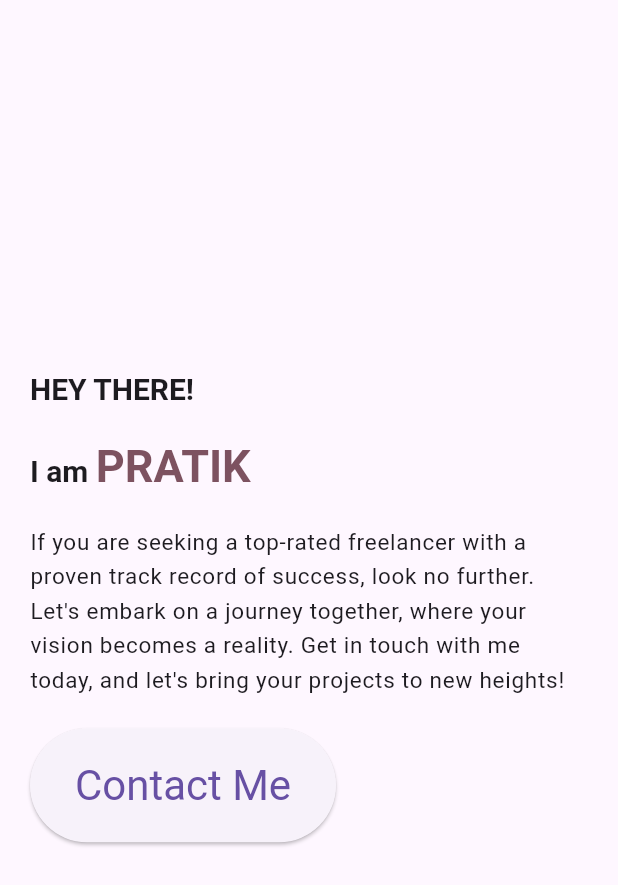
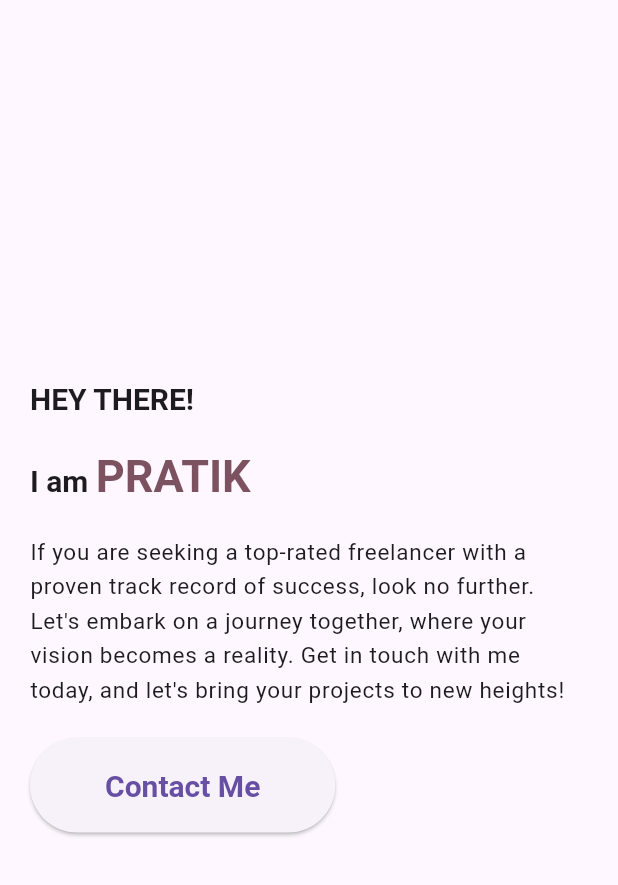
Before and after one commit to pratikgtam/gorkhali-developers, a Flutter app: the screen it shows after launch, on a phone screen of 412 x 824 dp. Shown: the top 885 px of the screen. Run offline on Flutter 3.47's test engine with Material 3 defaults, Android fonts, the phone set to English and light mode, and no system bars; our stand-ins replace bloc, flutter_bloc, freezed_annotation.

Commit message:
navigation refactor

```diff
--- a/lib/features/home/home_page.dart
+++ b/lib/features/home/home_page.dart
@@ -46,7 +46,7 @@ class HomePage extends StatelessWidget {
             AppButton(
               text: 'Contact Me',
               onPressed: () {
-                context.read<LandingCubit>().changeIndex(3);
+                context.read<LandingCubit>().changePage(3);
               },
             ),
           ],
--- a/lib/features/landing/cubit/landing_state.dart
+++ b/lib/features/landing/cubit/landing_state.dart
@@ -1,30 +1,13 @@
-import 'package:flutter/material.dart';
 import 'package:freezed_annotation/freezed_annotation.dart';
-import 'package:pratik_portfolio/features/contact_us/contact_us_page.dart';
-import 'package:pratik_portfolio/features/home/home_page.dart';
-import 'package:pratik_portfolio/features/my_services/my_services_page.dart';
-import 'package:pratik_portfolio/features/portfolio/portfolio_page.dart';
+import 'package:pratik_portfolio/features/landing/models/landing_page_items.dart';
 
 part 'landing_state.freezed.dart';
 
 @freezed
 class LandingState with _$LandingState {
   const factory LandingState({
-    @Default(0) int currentIndex,
+    @Default(LandingPageItems.home) LandingPageItems landingPage,
   }) = _LandingState;
 
   const LandingState._();
-
-  Widget get body {
-    switch (currentIndex) {
-      case 0:
-        return const HomePage();
-      case 1:
-        return const PortfolioPage();
-      case 2:
-        return const MyServicesPage();
-      default:
-        return const ContactUsPage();
-    }
-  }
 }
--- /dev/null
+++ b/lib/features/landing/models/landing_page_items.dart
@@ -0,0 +1,18 @@
+import 'package:flutter/material.dart';
+import 'package:pratik_portfolio/features/contact_us/contact_us_page.dart';
+import 'package:pratik_portfolio/features/home/home_page.dart';
+import 'package:pratik_portfolio/features/my_services/my_services_page.dart';
+import 'package:pratik_portfolio/features/portfolio/portfolio_page.dart';
+
+enum LandingPageItems {
+  home(title: "Home", page: HomePage()),
+  portfolio(title: "Portfolio", page: PortfolioPage()),
+  myServices(title: "My Services", page: MyServicesPage()),
+  contactMe(title: "Contact Me", page: ContactUsPage());
+
+  final String title;
+  final Widget page;
+  const LandingPageItems({required this.title, required this.page});
+}
+
+extension LandingPageItemsExtension on LandingPageItems {}
--- a/lib/features/landing/ui/landing_page.dart
+++ b/lib/features/landing/ui/landing_page.dart
@@ -1,4 +1,3 @@
-import 'package:flutter/gestures.dart';
 import 'package:flutter/material.dart';
 import 'package:flutter_bloc/flutter_bloc.dart';
 import 'package:pratik_portfolio/features/landing/cubit/landing_cubit.dart';
@@ -11,6 +10,8 @@ class LandingPage extends StatelessWidget {
   @override
   Widget build(BuildContext context) {
     final isMobile = AppResponsiveness(context: context).isMobile();
+    final currentItem =
+        context.select((LandingCubit cubit) => cubit.state.landingPage);
     List<NavigationRailDestination> destinations = [
       const NavigationRailDestination(
         icon: Icon(Icons.home_outlined),
@@ -30,32 +31,22 @@ class LandingPage extends StatelessWidget {
       const NavigationRailDestination(
         icon: Icon(Icons.contact_page_outlined),
         selectedIcon: Icon(Icons.contact_page),
-        label: Text('Contact Us'),
+        label: Text('Contact Me'),
       ),
     ];
-    final body = context.select((LandingCubit cubit) => cubit.state.body);
+
     return Scaffold(
-      body: Listener(
-        onPointerSignal: (event) {
-          if (event is PointerScrollEvent) {
-            if (event.scrollDelta.dy.isNegative) {
-              context.read<LandingCubit>().decrementIndex();
-            } else {
-              context.read<LandingCubit>().incrementIndex();
-            }
-          }
-        },
-        child: Row(
+      body: Row(
         children: [
           if (!isMobile)
             NavigationRail(
               labelType: NavigationRailLabelType.all,
               groupAlignment: 0.0,
               minWidth: 100,
-                selectedIndex: context
-                    .select((LandingCubit cubit) => cubit.state.currentIndex),
+              selectedIndex: context.select(
+                  (LandingCubit cubit) => cubit.state.landingPage.index),
               onDestinationSelected: (value) {
-                  context.read<LandingCubit>().changeIndex(value);
+                context.read<LandingCubit>().changePage(value);
               },
               backgroundColor: Colors.white,
               destinations: destinations,
@@ -63,12 +54,11 @@ class LandingPage extends StatelessWidget {
           Expanded(
               child: Padding(
             padding: const EdgeInsets.all(AppConstants.defaultPadding),
-              child: body,
+            child: currentItem.page,
           )),
 
           // body,
         ],
-        ),
       ),
     );
   }
--- a/lib/shared/app_theme.dart
+++ b/lib/shared/app_theme.dart
@@ -23,12 +23,15 @@ class AppTheme {
         style: ButtonStyle(
           padding: WidgetStateProperty.all(
             const EdgeInsets.symmetric(
-              horizontal: 30,
+              horizontal: 50,
               vertical: 20,
             ),
           ),
           textStyle: WidgetStateProperty.all(
-            Theme.of(context).textTheme.headlineMedium,
+            TextStyle(
+              fontSize: responsiveNess.headlineMediumFontSize(),
+              fontWeight: FontWeight.bold,
+            ),
           ),
         ),
       ),
```
Also changed, not shown: lib/features/landing/cubit/landing_cubit.dart (+4 -16 lines), lib/features/landing/cubit/landing_state.freezed.dart. Lines whose indentation alone changed are shown as unchanged.
